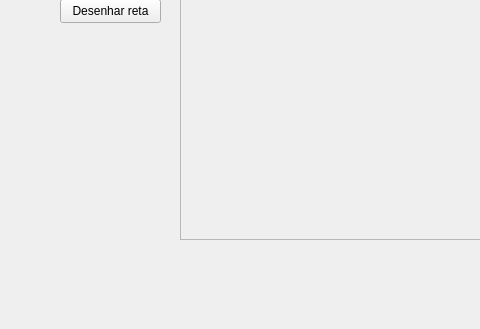
Above: mainwindow.ui from samu-ribas/3D-Graphics-Engine-Project before the change; both pictures show x 0 to 480 and y 271 to 600 of the 1279 by 600 pixel window. Below: the same form after it.
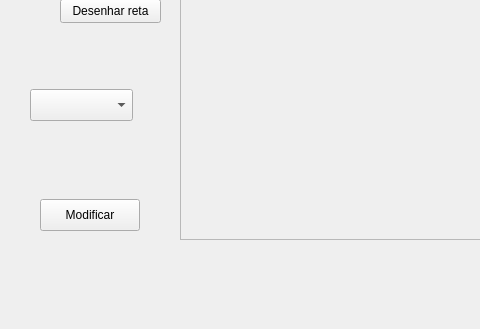
That is the form after the change. Custom widgets are drawn as their Qt base class.

The edit to the form file:
```diff
--- a/mainwindow.ui
+++ b/mainwindow.ui
@@ -368,6 +368,29 @@
      <string>base y</string>
     </property>
    </widget>
+   <widget class="QComboBox" name="comboBox_2">
+    <property name="geometry">
+     <rect>
+      <x>30</x>
+      <y>360</y>
+      <width>103</width>
+      <height>32</height>
+     </rect>
+    </property>
+   </widget>
+   <widget class="QPushButton" name="pushButton">
+    <property name="geometry">
+     <rect>
+      <x>40</x>
+      <y>470</y>
+      <width>100</width>
+      <height>32</height>
+     </rect>
+    </property>
+    <property name="text">
+     <string>Modificar</string>
+    </property>
+   </widget>
   </widget>
   <widget class="QMenuBar" name="menubar">
    <property name="geometry">
```
Left out of the diff: 2 changed lines with no effect on the pictures.
